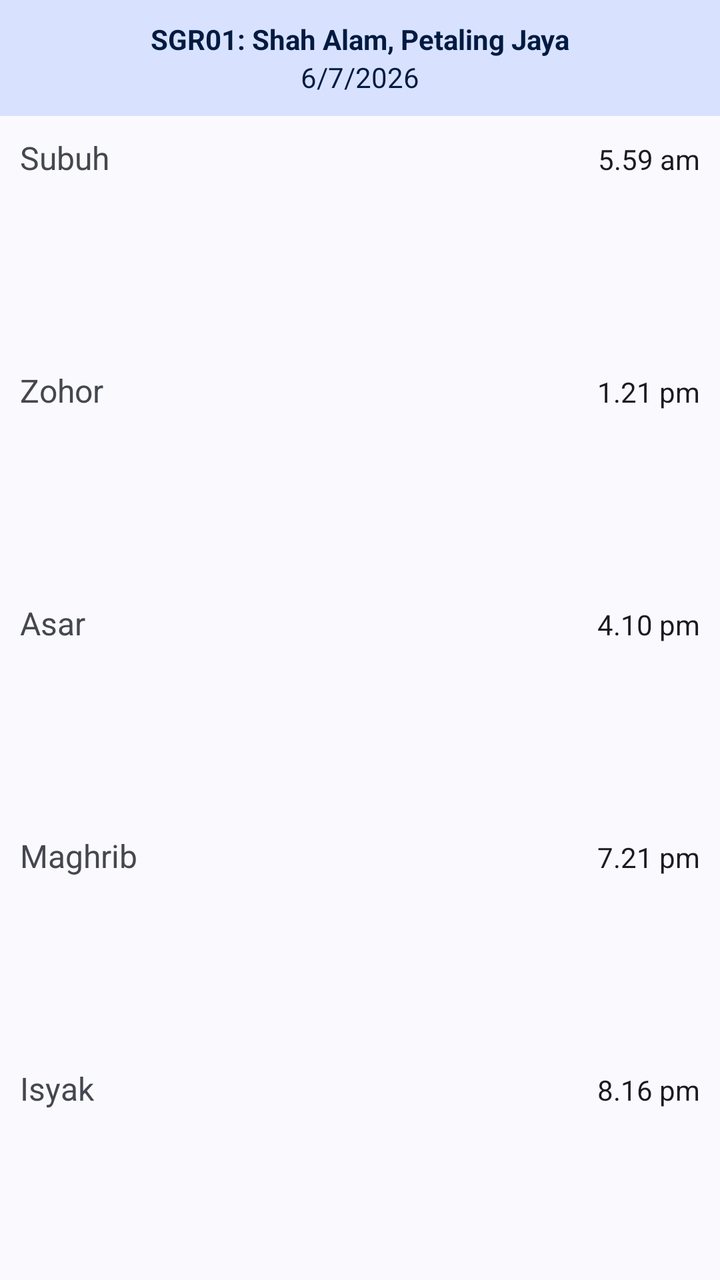
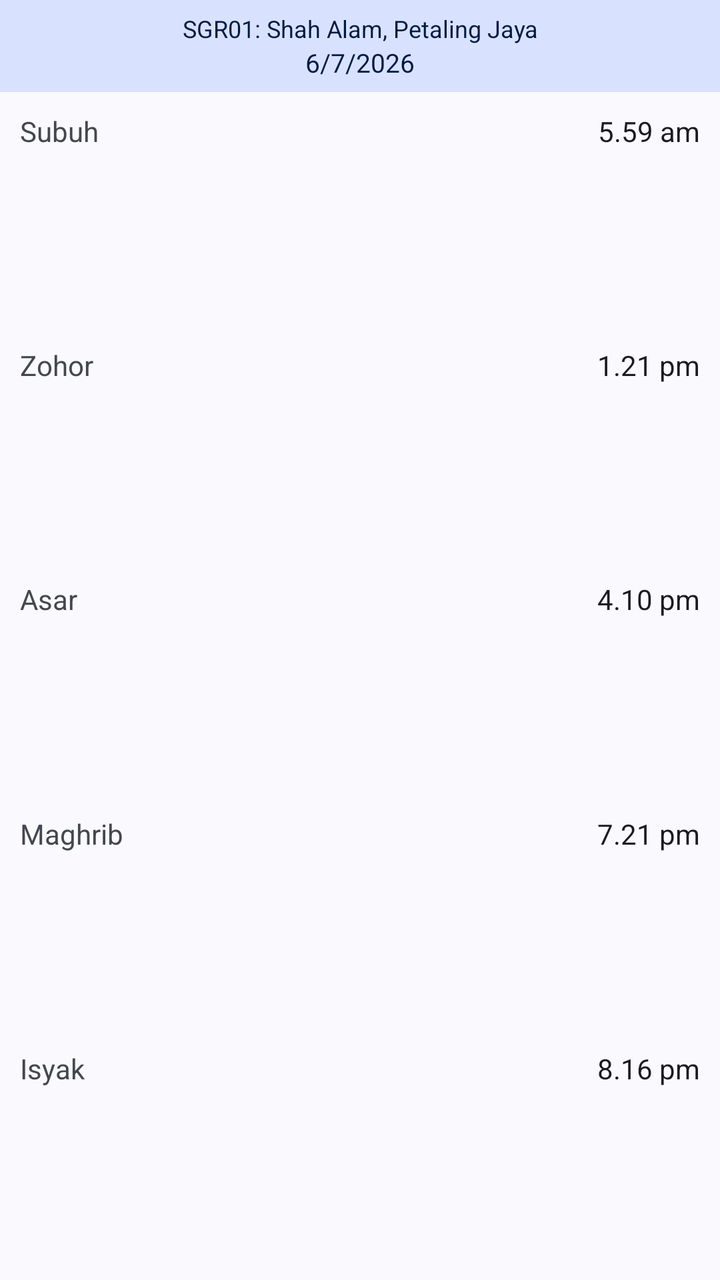

Screens rendered from an Android XML layout before and after an edit, with the pre-edit source and the edit as a unified diff.
<!-- AndroidManifest.xml: fallback theme Theme.MaterialComponents.DayNight.NoActionBar -->
<!-- res/layout/solat_vertical_widget_preview.xml -->
<LinearLayout xmlns:android="http://schemas.android.com/apk/res/android"
    android:id="@android:id/background"
    android:layout_width="match_parent"
    android:layout_height="match_parent"
    android:background="?attr/colorSurface"
    android:orientation="vertical"
    android:theme="@style/Theme.Material3.DynamicColors.DayNight">

    <LinearLayout
        android:layout_width="match_parent"
        android:layout_height="wrap_content"
        android:background="?attr/colorPrimaryContainer"
        android:orientation="vertical"
        android:padding="10dp">

        <TextView
            android:id="@+id/widget_title"
            android:layout_width="match_parent"
            android:layout_height="match_parent"
            android:gravity="center"
            android:maxLines="3"
            android:text="SGR01: Shah Alam, Petaling Jaya"
            android:textAlignment="gravity"
            android:textColor="?attr/colorOnPrimaryContainer"
            android:ellipsize="end"
            android:textSize="14sp"
            android:textStyle="bold" />

        <TextView
            android:id="@+id/widget_date"
            android:layout_width="match_parent"
            android:layout_height="match_parent"
            android:gravity="center"
            android:maxLines="1"
            android:text="6/7/2026"
            android:textAlignment="gravity"
            android:textColor="?attr/colorOnPrimaryContainer"
            android:textSize="14sp" />

    </LinearLayout>

    <LinearLayout
        android:layout_width="match_parent"
        android:layout_height="wrap_content"
        android:orientation="horizontal"
        android:padding="10dp">

        <TextView
            android:layout_width="match_parent"
            android:layout_height="wrap_content"
            android:layout_weight="1"
            android:text="Subuh"
            android:textColor="?android:attr/textColorSecondary"
            android:textSize="16sp" />

        <TextView
            android:id="@+id/subuh_time"
            android:layout_width="match_parent"
            android:layout_height="wrap_content"
            android:layout_weight="1"
            android:gravity="end"
            android:text="5.59 am"
            android:textAlignment="gravity"
            android:textColor="?android:attr/textColorPrimary" />

    </LinearLayout>

    <LinearLayout
        android:layout_width="0dp"
        android:layout_height="wrap_content"
        android:layout_weight="1" />

    <LinearLayout
        android:layout_width="match_parent"
        android:layout_height="wrap_content"
        android:orientation="horizontal"
        android:padding="10dp">

        <TextView
            android:layout_width="match_parent"
            android:layout_height="wrap_content"
            android:layout_weight="1"
            android:text="Zohor"
            android:textColor="?android:attr/textColorSecondary"
            android:textSize="16sp" />

        <TextView
            android:id="@+id/zuhur_time"
            android:layout_width="match_parent"
            android:layout_height="wrap_content"
            android:layout_weight="1"
            android:gravity="end"
            android:text="1.21 pm"
            android:textAlignment="gravity"
            android:textColor="?android:attr/textColorPrimary" />

    </LinearLayout>

    <LinearLayout
        android:layout_width="0dp"
        android:layout_height="wrap_content"
        android:layout_weight="1" />

    <LinearLayout
        android:layout_width="match_parent"
        android:layout_height="wrap_content"
        android:orientation="horizontal"
        android:padding="10dp">

        <TextView
            android:layout_width="match_parent"
            android:layout_height="wrap_content"
            android:layout_weight="1"
            android:text="Asar"
            android:textColor="?android:attr/textColorSecondary"
            android:textSize="16sp" />

        <TextView
            android:id="@+id/asar_time"
            android:layout_width="match_parent"
            android:layout_height="wrap_content"
            android:layout_weight="1"
            android:gravity="end"
            android:text="4.10 pm"
            android:textAlignment="gravity"
            android:textColor="?android:attr/textColorPrimary" />

    </LinearLayout>

    <LinearLayout
        android:layout_width="0dp"
        android:layout_height="wrap_content"
        android:layout_weight="1" />

    <LinearLayout
        android:layout_width="match_parent"
        android:layout_height="wrap_content"
        android:orientation="horizontal"
        android:padding="10dp">

        <TextView
            android:layout_width="match_parent"
            android:layout_height="wrap_content"
            android:layout_weight="1"
            android:text="Maghrib"
            android:textColor="?android:attr/textColorSecondary"
            android:textSize="16sp" />

        <TextView
            android:id="@+id/maghrib_time"
            android:layout_width="match_parent"
            android:layout_height="wrap_content"
            android:layout_weight="1"
            android:gravity="end"
            android:text="7.21 pm"
            android:textAlignment="gravity"
            android:textColor="?android:attr/textColorPrimary" />

    </LinearLayout>

    <LinearLayout
        android:layout_width="0dp"
        android:layout_height="wrap_content"
        android:layout_weight="1" />

    <LinearLayout
        android:layout_width="match_parent"
        android:layout_height="wrap_content"
        android:orientation="horizontal"
        android:padding="10dp">

        <TextView
            android:layout_width="match_parent"
            android:layout_height="wrap_content"
            android:layout_weight="1"
            android:text="Isyak"
            android:textColor="?android:attr/textColorSecondary"
            android:textSize="16sp" />

        <TextView
            android:id="@+id/isyak_time"
            android:layout_width="match_parent"
            android:layout_height="wrap_content"
            android:layout_weight="1"
            android:gravity="end"
            android:text="8.16 pm"
            android:textAlignment="gravity"
            android:textColor="?android:attr/textColorPrimary" />

    </LinearLayout>

    <LinearLayout
        android:layout_width="0dp"
        android:layout_height="wrap_content"
        android:layout_weight="1" />

</LinearLayout>
<!-- resources referenced by this layout -->
<resources>

</resources>

<!-- the commit's change to res/layout/solat_vertical_widget_preview.xml (unified diff, before → after) -->
@@ -11,20 +11,20 @@
         android:layout_height="wrap_content"
         android:background="?attr/colorPrimaryContainer"
         android:orientation="vertical"
-        android:padding="10dp">
+        android:padding="6dp">
 
         <TextView
             android:id="@+id/widget_title"
             android:layout_width="match_parent"
             android:layout_height="match_parent"
+            android:ellipsize="end"
             android:gravity="center"
-            android:maxLines="3"
+            android:maxLines="1"
             android:text="SGR01: Shah Alam, Petaling Jaya"
             android:textAlignment="gravity"
             android:textColor="?attr/colorOnPrimaryContainer"
-            android:ellipsize="end"
-            android:textSize="14sp"
-            android:textStyle="bold" />
+            android:textFontWeight="500"
+            android:textSize="12sp" />
 
         <TextView
             android:id="@+id/widget_date"
@@ -35,163 +35,164 @@
             android:text="6/7/2026"
             android:textAlignment="gravity"
             android:textColor="?attr/colorOnPrimaryContainer"
-            android:textSize="14sp" />
+            android:textSize="13sp" />
 
     </LinearLayout>
 
+    
     <LinearLayout
+        android:id="@+id/prayer_layout"
         android:layout_width="match_parent"
-        android:layout_height="wrap_content"
-        android:orientation="horizontal"
-        android:padding="10dp">
+        android:layout_height="0dp"
+        android:layout_weight="1"
+        android:orientation="vertical"
+        android:padding="4dp">
 
-        <TextView
+        <LinearLayout
             android:layout_width="match_parent"
-            android:layout_height="wrap_content"
+            android:layout_height="0dp"
             android:layout_weight="1"
-            android:text="Subuh"
-            android:textColor="?android:attr/textColorSecondary"
-            android:textSize="16sp" />
+            android:orientation="horizontal"
+            android:padding="6dp">
 
-        <TextView
-            android:id="@+id/subuh_time"
+            <TextView
+                android:layout_width="match_parent"
+                android:layout_height="wrap_content"
+                android:layout_weight="1"
+                android:text="Subuh"
+                android:textColor="?android:attr/textColorSecondary"
+                android:textSize="@dimen/widget_prayer_label_text_size" />
+
+            <TextView
+                android:id="@+id/subuh_time"
+                android:layout_width="match_parent"
+                android:layout_height="wrap_content"
+                android:layout_weight="1"
+                android:gravity="end"
+                android:text="5.59 am"
+                android:textAlignment="gravity"
+                android:textColor="?android:attr/textColorPrimary"
+                android:textFontWeight="500"
+                android:textSize="@dimen/widget_prayer_label_text_size" />
+
+        </LinearLayout>
+
+        <LinearLayout
             android:layout_width="match_parent"
-            android:layout_height="wrap_content"
+            android:layout_height="0dp"
             android:layout_weight="1"
-            android:gravity="end"
-            android:text="5.59 am"
-            android:textAlignment="gravity"
-            android:textColor="?android:attr/textColorPrimary" />
+            android:orientation="horizontal"
+            android:padding="6dp">
+
+            <TextView
+                android:layout_width="match_parent"
+                android:layout_height="wrap_content"
+                android:layout_weight="1"
+                android:text="Zohor"
+                android:textColor="?android:attr/textColorSecondary"
+                android:textSize="@dimen/widget_prayer_label_text_size" />
+
+            <TextView
+                android:id="@+id/zuhur_time"
+                android:layout_width="match_parent"
+                android:layout_height="wrap_content"
+                android:layout_weight="1"
+                android:gravity="end"
+                android:text="1.21 pm"
+                android:textAlignment="gravity"
+                android:textColor="?android:attr/textColorPrimary"
+                android:textFontWeight="500"
+                android:textSize="@dimen/widget_prayer_label_text_size" />
+
+        </LinearLayout>
+
+        <LinearLayout
+            android:layout_width="match_parent"
+            android:layout_height="0dp"
+            android:layout_weight="1"
+            android:orientation="horizontal"
+            android:padding="6dp">
+
+            <TextView
+                android:layout_width="match_parent"
+                android:layout_height="wrap_content"
+                android:layout_weight="1"
+                android:text="Asar"
+                android:textColor="?android:attr/textColorSecondary"
+                android:textSize="@dimen/widget_prayer_label_text_size" />
+
+            <TextView
+                android:id="@+id/asar_time"
+                android:layout_width="match_parent"
+                android:layout_height="wrap_content"
+                android:layout_weight="1"
+                android:gravity="end"
+                android:text="4.10 pm"
+                android:textAlignment="gravity"
+                android:textColor="?android:attr/textColorPrimary"
+                android:textFontWeight="500"
+                android:textSize="@dimen/widget_prayer_label_text_size" />
+
+        </LinearLayout>
+
+        <LinearLayout
+            android:layout_width="match_parent"
+            android:layout_height="0dp"
+            android:layout_weight="1"
+            android:orientation="horizontal"
+            android:padding="6dp">
+
+            <TextView
+                android:layout_width="match_parent"
+                android:layout_height="wrap_content"
+                android:layout_weight="1"
+                android:text="Maghrib"
+                android:textColor="?android:attr/textColorSecondary"
+                android:textSize="@dimen/widget_prayer_label_text_size" />
+
+            <TextView
+                android:id="@+id/maghrib_time"
+                android:layout_width="match_parent"
+                android:layout_height="wrap_content"
+                android:layout_weight="1"
+                android:gravity="end"
+                android:text="7.21 pm"
+                android:textAlignment="gravity"
+                android:textColor="?android:attr/textColorPrimary"
+                android:textFontWeight="500"
+                android:textSize="@dimen/widget_prayer_label_text_size" />
+
+        </LinearLayout>
+
+        <LinearLayout
+            android:layout_width="match_parent"
+            android:layout_height="0dp"
+            android:layout_weight="1"
+            android:orientation="horizontal"
+            android:padding="6dp">
+
+            <TextView
+                android:layout_width="match_parent"
+                android:layout_height="wrap_content"
+                android:layout_weight="1"
+                android:text="Isyak"
+                android:textColor="?android:attr/textColorSecondary"
+                android:textSize="@dimen/widget_prayer_label_text_size" />
+
+            <TextView
+                android:id="@+id/isyak_time"
+                android:layout_width="match_parent"
+                android:layout_height="wrap_content"
+                android:layout_weight="1"
+                android:gravity="end"
+                android:text="8.16 pm"
+                android:textAlignment="gravity"
+                android:textColor="?android:attr/textColorPrimary"
+                android:textFontWeight="500"
+                android:textSize="@dimen/widget_prayer_label_text_size" />
+
+        </LinearLayout>
 
     </LinearLayout>
 
-    <LinearLayout
-        android:layout_width="0dp"
-        android:layout_height="wrap_content"
-        android:layout_weight="1" />
-
-    <LinearLayout
-        android:layout_width="match_parent"
-        android:layout_height="wrap_content"
-        android:orientation="horizontal"
-        android:padding="10dp">
-
-        <TextView
-            android:layout_width="match_parent"
-            android:layout_height="wrap_content"
-            android:layout_weight="1"
-            android:text="Zohor"
-            android:textColor="?android:attr/textColorSecondary"
-            android:textSize="16sp" />
-
-        <TextView
-            android:id="@+id/zuhur_time"
-            android:layout_width="match_parent"
-            android:layout_height="wrap_content"
-            android:layout_weight="1"
-            android:gravity="end"
-            android:text="1.21 pm"
-            android:textAlignment="gravity"
-            android:textColor="?android:attr/textColorPrimary" />
-
-    </LinearLayout>
-
-    <LinearLayout
-        android:layout_width="0dp"
-        android:layout_height="wrap_content"
-        android:layout_weight="1" />
-
-    <LinearLayout
-        android:layout_width="match_parent"
-        android:layout_height="wrap_content"
-        android:orientation="horizontal"
-        android:padding="10dp">
-
-        <TextView
-            android:layout_width="match_parent"
-            android:layout_height="wrap_content"
-            android:layout_weight="1"
-            android:text="Asar"
-            android:textColor="?android:attr/textColorSecondary"
-            android:textSize="16sp" />
-
-        <TextView
-            android:id="@+id/asar_time"
-            android:layout_width="match_parent"
-            android:layout_height="wrap_content"
-            android:layout_weight="1"
-            android:gravity="end"
-            android:text="4.10 pm"
-            android:textAlignment="gravity"
-            android:textColor="?android:attr/textColorPrimary" />
-
-    </LinearLayout>
-
-    <LinearLayout
-        android:layout_width="0dp"
-        android:layout_height="wrap_content"
-        android:layout_weight="1" />
-
-    <LinearLayout
-        android:layout_width="match_parent"
-        android:layout_height="wrap_content"
-        android:orientation="horizontal"
-        android:padding="10dp">
-
-        <TextView
-            android:layout_width="match_parent"
-            android:layout_height="wrap_content"
-            android:layout_weight="1"
-            android:text="Maghrib"
-            android:textColor="?android:attr/textColorSecondary"
-            android:textSize="16sp" />
-
-        <TextView
-            android:id="@+id/maghrib_time"
-            android:layout_width="match_parent"
-            android:layout_height="wrap_content"
-            android:layout_weight="1"
-            android:gravity="end"
-            android:text="7.21 pm"
-            android:textAlignment="gravity"
-            android:textColor="?android:attr/textColorPrimary" />
-
-    </LinearLayout>
-
-    <LinearLayout
-        android:layout_width="0dp"
-        android:layout_height="wrap_content"
-        android:layout_weight="1" />
-
-    <LinearLayout
-        android:layout_width="match_parent"
-        android:layout_height="wrap_content"
-        android:orientation="horizontal"
-        android:padding="10dp">
-
-        <TextView
-            android:layout_width="match_parent"
-            android:layout_height="wrap_content"
-            android:layout_weight="1"
-            android:text="Isyak"
-            android:textColor="?android:attr/textColorSecondary"
-            android:textSize="16sp" />
-
-        <TextView
-            android:id="@+id/isyak_time"
-            android:layout_width="match_parent"
-            android:layout_height="wrap_content"
-            android:layout_weight="1"
-            android:gravity="end"
-            android:text="8.16 pm"
-            android:textAlignment="gravity"
-            android:textColor="?android:attr/textColorPrimary" />
-
-    </LinearLayout>
-
-    <LinearLayout
-        android:layout_width="0dp"
-        android:layout_height="wrap_content"
-        android:layout_weight="1" />
-
 </LinearLayout>
<!-- resource entries referenced after the edit -->
@@ -1,5 +1,5 @@
 <!-- resources referenced by this layout -->
 <resources>
-
+  <dimen name="widget_prayer_label_text_size">14sp</dimen>
 </resources>
 
